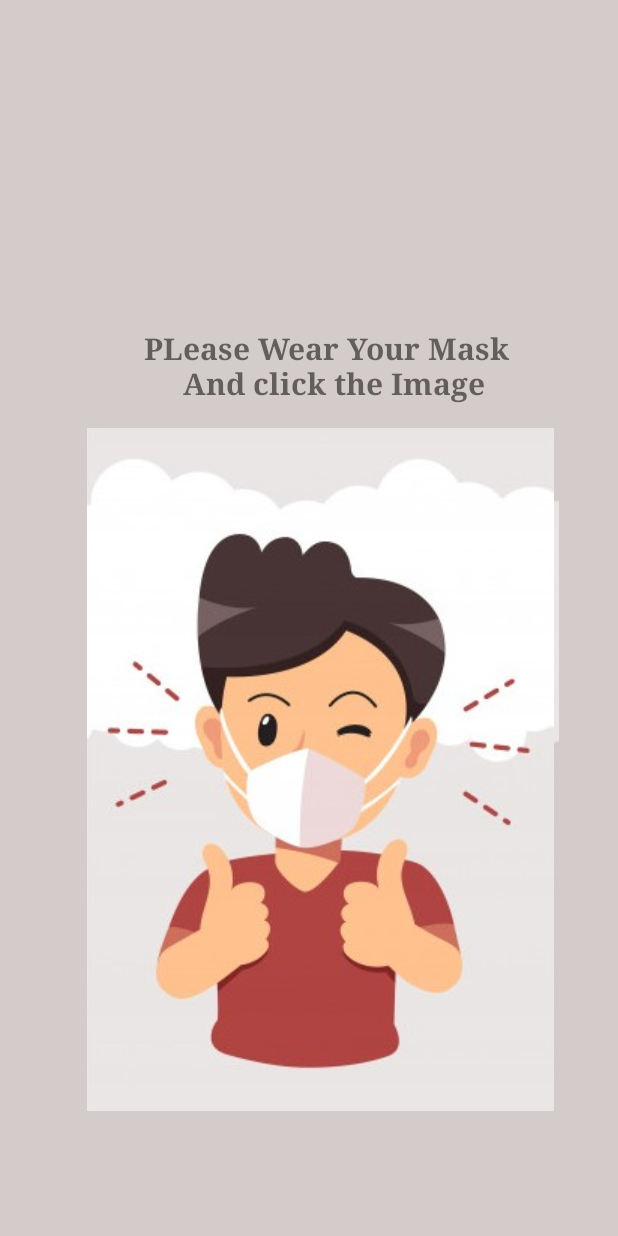
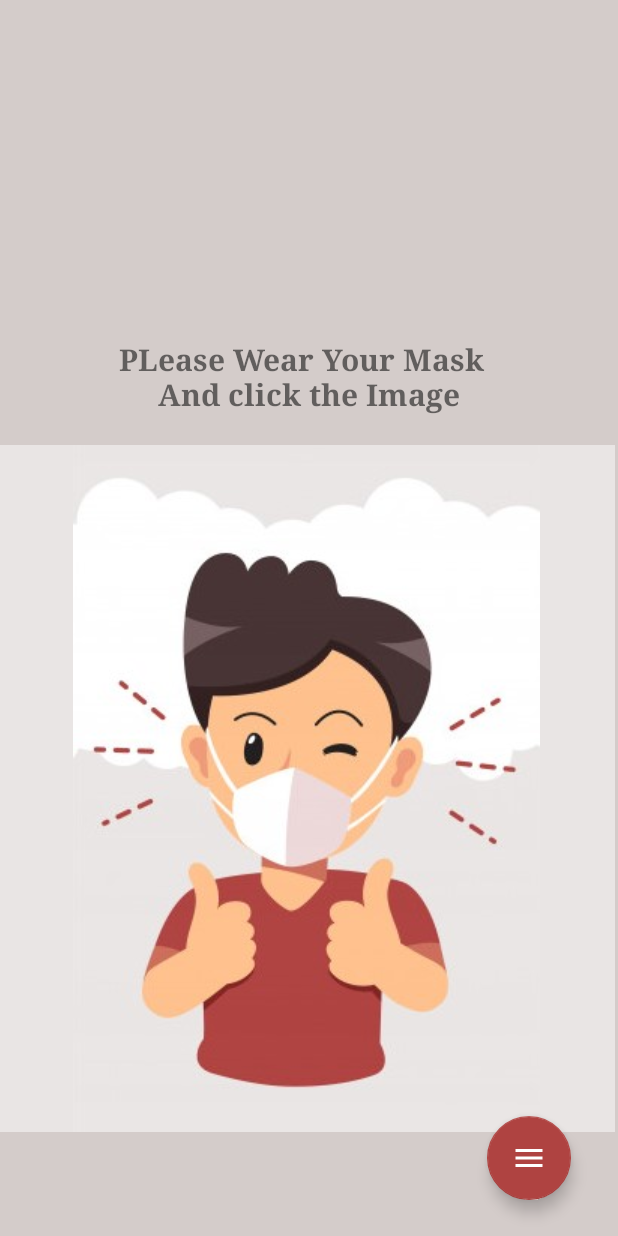
Before and after one commit to priyamshah112/virtual-mask, an Android app: the layout activity_fullscreen.xml on its own in the app's theme, with its tools: preview values and no code run, on a phone screen of 412 x 824 dp. Run offline under Robolectric (Android 15) with nearby library versions, the phone set to English and light mode, and no system bars; Roboto replaces fonts that are not available here.

Commit message:
added the floating button menu

```diff
--- /dev/null
+++ b/VirtualMask/app/src/main/res/drawable/ic_baseline_account_circle_24.xml
@@ -0,0 +1,5 @@
+<vector android:height="24dp" android:tint="#FFFFFF"
+    android:viewportHeight="24" android:viewportWidth="24"
+    android:width="24dp" xmlns:android="http://schemas.android.com/apk/res/android">
+    <path android:fillColor="@android:color/white" android:pathData="M12,2C6.48,2 2,6.48 2,12s4.48,10 10,10 10,-4.48 10,-10S17.52,2 12,2zM12,5c1.66,0 3,1.34 3,3s-1.34,3 -3,3 -3,-1.34 -3,-3 1.34,-3 3,-3zM12,19.2c-2.5,0 -4.71,-1.28 -6,-3.22 0.03,-1.99 4,-3.08 6,-3.08 1.99,0 5.97,1.09 6,3.08 -1.29,1.94 -3.5,3.22 -6,3.22z"/>
+</vector>
--- /dev/null
+++ b/VirtualMask/app/src/main/res/drawable/ic_baseline_menu_24.xml
@@ -0,0 +1,5 @@
+<vector android:height="24dp" android:tint="#FFFFFF"
+    android:viewportHeight="24" android:viewportWidth="24"
+    android:width="24dp" xmlns:android="http://schemas.android.com/apk/res/android">
+    <path android:fillColor="@android:color/white" android:pathData="M3,18h18v-2L3,16v2zM3,13h18v-2L3,11v2zM3,6v2h18L21,6L3,6z"/>
+</vector>
--- /dev/null
+++ b/VirtualMask/app/src/main/res/drawable/ic_baseline_settings_24.xml
@@ -0,0 +1,5 @@
+<vector android:height="24dp" android:tint="#FFFFFF"
+    android:viewportHeight="24" android:viewportWidth="24"
+    android:width="24dp" xmlns:android="http://schemas.android.com/apk/res/android">
+    <path android:fillColor="@android:color/white" android:pathData="M19.14,12.94c0.04,-0.3 0.06,-0.61 0.06,-0.94c0,-0.32 -0.02,-0.64 -0.07,-0.94l2.03,-1.58c0.18,-0.14 0.23,-0.41 0.12,-0.61l-1.92,-3.32c-0.12,-0.22 -0.37,-0.29 -0.59,-0.22l-2.39,0.96c-0.5,-0.38 -1.03,-0.7 -1.62,-0.94L14.4,2.81c-0.04,-0.24 -0.24,-0.41 -0.48,-0.41h-3.84c-0.24,0 -0.43,0.17 -0.47,0.41L9.25,5.35C8.66,5.59 8.12,5.92 7.63,6.29L5.24,5.33c-0.22,-0.08 -0.47,0 -0.59,0.22L2.74,8.87C2.62,9.08 2.66,9.34 2.86,9.48l2.03,1.58C4.84,11.36 4.8,11.69 4.8,12s0.02,0.64 0.07,0.94l-2.03,1.58c-0.18,0.14 -0.23,0.41 -0.12,0.61l1.92,3.32c0.12,0.22 0.37,0.29 0.59,0.22l2.39,-0.96c0.5,0.38 1.03,0.7 1.62,0.94l0.36,2.54c0.05,0.24 0.24,0.41 0.48,0.41h3.84c0.24,0 0.44,-0.17 0.47,-0.41l0.36,-2.54c0.59,-0.24 1.13,-0.56 1.62,-0.94l2.39,0.96c0.22,0.08 0.47,0 0.59,-0.22l1.92,-3.32c0.12,-0.22 0.07,-0.47 -0.12,-0.61L19.14,12.94zM12,15.6c-1.98,0 -3.6,-1.62 -3.6,-3.6s1.62,-3.6 3.6,-3.6s3.6,1.62 3.6,3.6S13.98,15.6 12,15.6z"/>
+</vector>
--- a/VirtualMask/app/src/main/res/layout/activity_fullscreen.xml
+++ b/VirtualMask/app/src/main/res/layout/activity_fullscreen.xml
@@ -61,41 +61,84 @@
 
         <ImageButton
             android:id="@+id/cough_image"
-            android:layout_width="316dp"
-            android:layout_height="450dp"
+            android:layout_width="410dp"
+            android:layout_height="459dp"
             android:layout_alignParentStart="true"
             android:layout_alignParentEnd="true"
             android:layout_alignParentBottom="true"
-            android:layout_marginStart="58dp"
-            android:layout_marginEnd="36dp"
-            android:layout_marginBottom="85dp"
+            android:layout_marginStart="0dp"
+            android:layout_marginEnd="1dp"
+            android:layout_marginBottom="66dp"
+            android:background="@color/colorcough"
             app:srcCompat="@drawable/man_cough" />
 
         <TextView
             android:id="@+id/textView"
             android:layout_width="wrap_content"
             android:layout_height="61dp"
+            android:layout_above="@+id/cough_image"
             android:layout_alignParentEnd="true"
-            android:layout_alignParentBottom="true"
-            android:layout_marginEnd="67dp"
-            android:layout_marginBottom="544dp"
+            android:layout_marginEnd="84dp"
+            android:layout_marginBottom="11dp"
             android:fontFamily="serif"
             android:text="PLease Wear Your Mask \n And click the Image"
             android:textAlignment="center"
             android:textSize="20sp"
             android:textStyle="bold" />
 
+        <com.google.android.material.floatingactionbutton.FloatingActionButton
+            android:id="@+id/menuFloatingActionButton"
+            android:layout_width="wrap_content"
+            android:layout_height="wrap_content"
+            android:layout_alignParentEnd="true"
+            android:layout_alignParentBottom="true"
+            android:layout_marginEnd="31dp"
+            android:layout_marginBottom="24dp"
+            android:clickable="true"
+            app:backgroundTint="@color/floatbutton"
+            app:srcCompat="@drawable/ic_baseline_menu_24"
+            tools:ignore="VectorDrawableCompat" />
+
         <ImageButton
             android:id="@+id/mask_image"
-            android:layout_width="313dp"
-            android:layout_height="455dp"
+            android:layout_width="match_parent"
+            android:layout_height="458dp"
             android:layout_alignParentStart="true"
             android:layout_alignParentEnd="true"
             android:layout_alignParentBottom="true"
-            android:layout_marginStart="56dp"
-            android:layout_marginEnd="41dp"
-            android:layout_marginBottom="83dp"
+            android:layout_marginStart="-2dp"
+            android:layout_marginEnd="2dp"
+            android:layout_marginBottom="69dp"
+            android:background="@color/colormask"
             app:srcCompat="@drawable/man_mask" />
+
+        <com.google.android.material.floatingactionbutton.FloatingActionButton
+            android:id="@+id/settingFloatingActionButton"
+            android:layout_width="wrap_content"
+            android:layout_height="wrap_content"
+            android:layout_above="@+id/menuFloatingActionButton"
+            android:layout_alignParentEnd="true"
+            android:layout_marginEnd="31dp"
+            android:layout_marginBottom="18dp"
+            android:clickable="false"
+            android:visibility="invisible"
+            app:backgroundTint="@color/floatbutton"
+            app:srcCompat="@drawable/ic_baseline_settings_24"
+            tools:ignore="VectorDrawableCompat" />
+
+        <com.google.android.material.floatingactionbutton.FloatingActionButton
+            android:id="@+id/profileFloatingActionButton"
+            android:layout_width="wrap_content"
+            android:layout_height="wrap_content"
+            android:layout_above="@+id/settingFloatingActionButton"
+            android:layout_alignParentEnd="true"
+            android:layout_marginEnd="30dp"
+            android:layout_marginBottom="17dp"
+            android:clickable="false"
+            android:visibility="invisible"
+            app:backgroundTint="@color/floatbutton"
+            app:srcCompat="@drawable/ic_baseline_account_circle_24"
+            tools:ignore="VectorDrawableCompat" />
 
     </RelativeLayout>
 
--- a/VirtualMask/app/src/main/res/values/colors.xml
+++ b/VirtualMask/app/src/main/res/values/colors.xml
@@ -8,6 +8,7 @@
     <color name="colorcough">#D4CCCA</color>
     <color name="colormask">#E9E5E4</color>
     <color name="colorbg">#FDE4A8</color>
+    <color name="floatbutton">#AF4341</color>
 
     <color name="black_overlay">#66000000</color>
 
--- a/VirtualMask/app/src/main/res/values/strings.xml
+++ b/VirtualMask/app/src/main/res/values/strings.xml
@@ -16,4 +16,5 @@
     <string name="dummy_content"></string>
     <string name="title_activity_fullscreen">FullscreenActivity</string>
     <string name="title_activity_profile">FullscreenActivity</string>
+    <string name="title_activity_splash_screen">FullscreenActivity</string>
 </resources>
```
Also changed, not shown: VirtualMask/app/src/main/AndroidManifest.xml (+17 -6 lines), VirtualMask/app/src/main/java/com/vp/virtualmask/FullscreenActivity.java (+64 -0 lines), VirtualMask/app/src/main/java/com/vp/virtualmask/SplashScreenActivity.java (added, +180 -0 lines), VirtualMask/app/src/main/res/anim/fab_close.xml (added, +20 -0 lines), VirtualMask/app/src/main/res/anim/fab_open.xml (added, +20 -0 lines), VirtualMask/app/src/main/res/anim/rotate_anticlockwise.xml (added, +12 -0 lines), VirtualMask/app/src/main/res/anim/rotate_clockwise.xml (added, +12 -0 lines), VirtualMask/app/src/main/res/layout/activity_splash_screen2.xml (added, +45 -0 lines).
